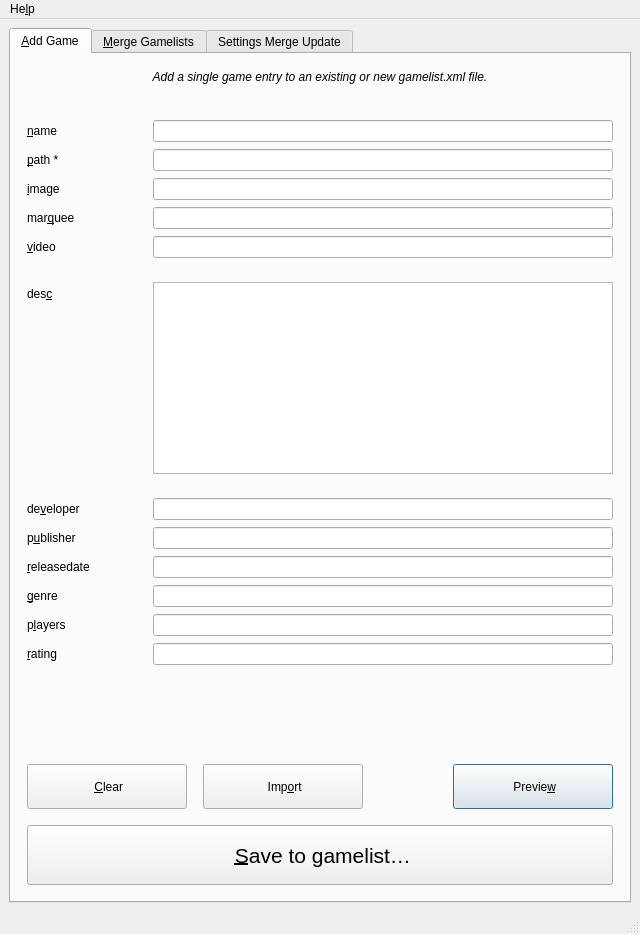
First picture: the form in MainWindow.ui, repository thingsiplay/gamelistaddon, before the edit.
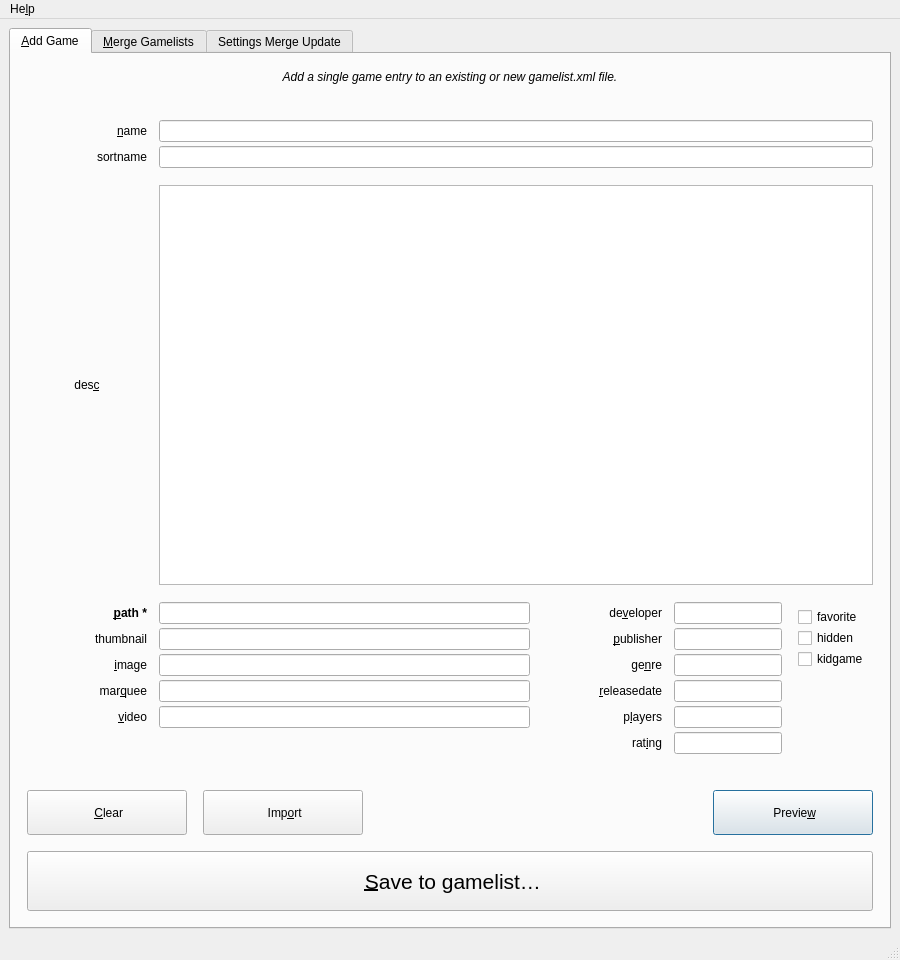
Second picture: the form after the edit. The open tabs and pages were chosen to show the change. Icons and pictures are not drawn.

Commit message: new tags and layout in addgame view

```diff
--- a/MainWindow.ui
+++ b/MainWindow.ui
@@ -7,16 +7,10 @@
    <rect>
     <x>0</x>
     <y>0</y>
-    <width>640</width>
-    <height>934</height>
+    <width>900</width>
+    <height>960</height>
    </rect>
   </property>
-  <property name="minimumSize">
-   <size>
-    <width>640</width>
-    <height>0</height>
-   </size>
-  </property>
   <property name="windowTitle">
    <string>MainWindow</string>
   </property>
@@ -50,228 +44,6 @@
         <property name="bottomMargin">
          <number>16</number>
         </property>
-        <item row="3" column="0">
-         <spacer name="verticalSpacer_5">
-          <property name="orientation">
-           <enum>Qt::Vertical</enum>
-          </property>
-          <property name="sizeType">
-           <enum>QSizePolicy::Fixed</enum>
-          </property>
-          <property name="sizeHint" stdset="0">
-           <size>
-            <width>20</width>
-            <height>10</height>
-           </size>
-          </property>
-         </spacer>
-        </item>
-        <item row="13" column="0">
-         <layout class="QHBoxLayout" name="horizontalLayout_2">
-          <property name="spacing">
-           <number>16</number>
-          </property>
-          <item>
-           <widget class="QPushButton" name="b_new_addgame">
-            <property name="sizePolicy">
-             <sizepolicy hsizetype="Preferred" vsizetype="Fixed">
-              <horstretch>0</horstretch>
-              <verstretch>0</verstretch>
-             </sizepolicy>
-            </property>
-            <property name="minimumSize">
-             <size>
-              <width>160</width>
-              <height>45</height>
-             </size>
-            </property>
-            <property name="cursor">
-             <cursorShape>PointingHandCursor</cursorShape>
-            </property>
-            <property name="toolTip">
-             <string>Clear the entry fields and start all over again.</string>
-            </property>
-            <property name="text">
-             <string> &amp;Clear</string>
-            </property>
-            <property name="icon">
-             <iconset resource="images.qrc">
-              <normaloff>:/Icons/img/delete.svg</normaloff>:/Icons/img/delete.svg</iconset>
-            </property>
-            <property name="iconSize">
-             <size>
-              <width>24</width>
-              <height>24</height>
-             </size>
-            </property>
-           </widget>
-          </item>
-          <item>
-           <widget class="QPushButton" name="b_import_addgame">
-            <property name="sizePolicy">
-             <sizepolicy hsizetype="Preferred" vsizetype="Fixed">
-              <horstretch>0</horstretch>
-              <verstretch>0</verstretch>
-             </sizepolicy>
-            </property>
-            <property name="minimumSize">
-             <size>
-              <width>160</width>
-              <height>45</height>
-             </size>
-            </property>
-            <property name="cursor">
-             <cursorShape>PointingHandCursor</cursorShape>
-            </property>
-            <property name="toolTip">
-             <string>Load up and copy a game entry. Any of the fields above are used as filters.</string>
-            </property>
-            <property name="text">
-             <string> Imp&amp;ort</string>
-            </property>
-            <property name="icon">
-             <iconset resource="images.qrc">
-              <normaloff>:/Icons/img/import.svg</normaloff>:/Icons/img/import.svg</iconset>
-            </property>
-            <property name="iconSize">
-             <size>
-              <width>24</width>
-              <height>24</height>
-             </size>
-            </property>
-           </widget>
-          </item>
-          <item>
-           <spacer name="horizontalSpacer">
-            <property name="orientation">
-             <enum>Qt::Horizontal</enum>
-            </property>
-            <property name="sizeType">
-             <enum>QSizePolicy::Expanding</enum>
-            </property>
-            <property name="sizeHint" stdset="0">
-             <size>
-              <width>40</width>
-              <height>20</height>
-             </size>
-            </property>
-           </spacer>
-          </item>
-          <item>
-           <widget class="QPushButton" name="b_preview_addgame">
-            <property name="sizePolicy">
-             <sizepolicy hsizetype="Preferred" vsizetype="Fixed">
-              <horstretch>0</horstretch>
-              <verstretch>0</verstretch>
-             </sizepolicy>
-            </property>
-            <property name="minimumSize">
-             <size>
-              <width>160</width>
-              <height>45</height>
-             </size>
-            </property>
-            <property name="cursor">
-             <cursorShape>PointingHandCursor</cursorShape>
-            </property>
-            <property name="toolTip">
-             <string>The XML representation of this game entry</string>
-            </property>
-            <property name="text">
-             <string> Previe&amp;w</string>
-            </property>
-            <property name="icon">
-             <iconset resource="images.qrc">
-              <normaloff>:/Icons/img/preview.svg</normaloff>:/Icons/img/preview.svg</iconset>
-            </property>
-            <property name="iconSize">
-             <size>
-              <width>24</width>
-              <height>24</height>
-             </size>
-            </property>
-            <property name="default">
-             <bool>true</bool>
-            </property>
-           </widget>
-          </item>
-         </layout>
-        </item>
-        <item row="6" column="0">
-         <spacer name="verticalSpacer_6">
-          <property name="orientation">
-           <enum>Qt::Vertical</enum>
-          </property>
-          <property name="sizeType">
-           <enum>QSizePolicy::MinimumExpanding</enum>
-          </property>
-          <property name="sizeHint" stdset="0">
-           <size>
-            <width>20</width>
-            <height>10</height>
-           </size>
-          </property>
-         </spacer>
-        </item>
-        <item row="15" column="0">
-         <widget class="QPushButton" name="b_save_addgame">
-          <property name="sizePolicy">
-           <sizepolicy hsizetype="Preferred" vsizetype="Fixed">
-            <horstretch>0</horstretch>
-            <verstretch>0</verstretch>
-           </sizepolicy>
-          </property>
-          <property name="minimumSize">
-           <size>
-            <width>0</width>
-            <height>60</height>
-           </size>
-          </property>
-          <property name="font">
-           <font>
-            <pointsize>16</pointsize>
-           </font>
-          </property>
-          <property name="cursor">
-           <cursorShape>OpenHandCursor</cursorShape>
-          </property>
-          <property name="focusPolicy">
-           <enum>Qt::WheelFocus</enum>
-          </property>
-          <property name="toolTip">
-           <string>Convert to XML game entry and add output to gamelist.xml file.</string>
-          </property>
-          <property name="text">
-           <string> &amp;Save to gamelist…</string>
-          </property>
-          <property name="icon">
-           <iconset resource="images.qrc">
-            <normaloff>:/Icons/img/saveas.svg</normaloff>:/Icons/img/saveas.svg</iconset>
-          </property>
-          <property name="iconSize">
-           <size>
-            <width>32</width>
-            <height>32</height>
-           </size>
-          </property>
-         </widget>
-        </item>
-        <item row="7" column="0">
-         <spacer name="verticalSpacer_3">
-          <property name="orientation">
-           <enum>Qt::Vertical</enum>
-          </property>
-          <property name="sizeType">
-           <enum>QSizePolicy::Maximum</enum>
-          </property>
-          <property name="sizeHint" stdset="0">
-           <size>
-            <width>20</width>
-            <height>30</height>
-           </size>
-          </property>
-         </spacer>
-        </item>
         <item row="4" column="0">
          <spacer name="verticalSpacer_4">
           <property name="orientation">
@@ -289,11 +61,30 @@
          </spacer>
         </item>
         <item row="5" column="0">
-         <layout class="QFormLayout" name="formLayout">
+         <layout class="QGridLayout" name="gridLayout_7">
+          <property name="horizontalSpacing">
+           <number>12</number>
+          </property>
           <property name="verticalSpacing">
-           <number>7</number>
+           <number>4</number>
           </property>
-          <item row="2" column="0">
+          <item row="6" column="0">
+           <widget class="QLabel" name="l_thumbnail">
+            <property name="minimumSize">
+             <size>
+              <width>120</width>
+              <height>0</height>
+             </size>
+            </property>
+            <property name="text">
+             <string>thumbnail</string>
+            </property>
+            <property name="alignment">
+             <set>Qt::AlignRight|Qt::AlignTrailing|Qt::AlignVCenter</set>
+            </property>
+           </widget>
+          </item>
+          <item row="0" column="0">
            <widget class="QLabel" name="l_name">
             <property name="toolTip">
              <string>game title</string>
@@ -301,125 +92,160 @@
             <property name="text">
              <string>&amp;name</string>
             </property>
+            <property name="alignment">
+             <set>Qt::AlignRight|Qt::AlignTrailing|Qt::AlignVCenter</set>
+            </property>
             <property name="buddy">
              <cstring>le_name</cstring>
             </property>
            </widget>
           </item>
-          <item row="2" column="1">
-           <widget class="QLineEdit" name="le_name">
-            <property name="toolTip">
-             <string>game title</string>
-            </property>
-            <property name="clearButtonEnabled">
-             <bool>true</bool>
-            </property>
-           </widget>
-          </item>
-          <item row="3" column="0">
-           <widget class="QLabel" name="l_path">
-            <property name="toolTip">
-             <string>Required: Path to ROM file.</string>
-            </property>
+          <item row="6" column="2">
+           <widget class="QLabel" name="l_publisher">
             <property name="text">
-             <string>&amp;path *</string>
+             <string>&amp;publisher</string>
             </property>
-            <property name="buddy">
-             <cstring>le_path</cstring>
+            <property name="alignment">
+             <set>Qt::AlignRight|Qt::AlignTrailing|Qt::AlignVCenter</set>
             </property>
-           </widget>
-          </item>
-          <item row="3" column="1">
-           <widget class="QLineEdit" name="le_path">
-            <property name="toolTip">
-             <string>Required: Path to ROM file.</string>
-            </property>
-            <property name="clearButtonEnabled">
-             <bool>true</bool>
-            </property>
-           </widget>
-          </item>
-          <item row="4" column="0">
-           <widget class="QLabel" name="l_image">
-            <property name="text">
-             <string>&amp;image</string>
-            </property>
             <property name="buddy">
              <cstring>le_image</cstring>
             </property>
            </widget>
           </item>
-          <item row="4" column="1">
-           <widget class="QLineEdit" name="le_image">
-            <property name="clearButtonEnabled">
-             <bool>true</bool>
-            </property>
-           </widget>
-          </item>
-          <item row="5" column="0">
+          <item row="8" column="0">
            <widget class="QLabel" name="l_marquee">
             <property name="text">
              <string>mar&amp;quee</string>
             </property>
+            <property name="alignment">
+             <set>Qt::AlignRight|Qt::AlignTrailing|Qt::AlignVCenter</set>
+            </property>
             <property name="buddy">
              <cstring>le_marquee</cstring>
             </property>
            </widget>
           </item>
-          <item row="5" column="1">
-           <widget class="QLineEdit" name="le_marquee">
-            <property name="clearButtonEnabled">
-             <bool>true</bool>
-            </property>
-           </widget>
-          </item>
-          <item row="6" column="0">
-           <widget class="QLabel" name="l_video">
-            <property name="text">
-             <string>&amp;video</string>
-            </property>
-            <property name="buddy">
-             <cstring>le_video</cstring>
-            </property>
-           </widget>
-          </item>
           <item row="6" column="1">
-           <widget class="QLineEdit" name="le_video">
+           <widget class="QLineEdit" name="le_thumbnail">
             <property name="clearButtonEnabled">
              <bool>true</bool>
             </property>
            </widget>
           </item>
-          <item row="7" column="0">
-           <spacer name="verticalSpacer_2">
-            <property name="orientation">
-             <enum>Qt::Vertical</enum>
+          <item row="0" column="1" colspan="4">
+           <widget class="QLineEdit" name="le_name">
+            <property name="toolTip">
+             <string>game title</string>
             </property>
-            <property name="sizeType">
-             <enum>QSizePolicy::Maximum</enum>
+            <property name="clearButtonEnabled">
+             <bool>true</bool>
             </property>
-            <property name="sizeHint" stdset="0">
+           </widget>
+          </item>
+          <item row="1" column="0">
+           <widget class="QLabel" name="l_sortname">
+            <property name="minimumSize">
              <size>
-              <width>20</width>
-              <height>10</height>
+              <width>120</width>
+              <height>0</height>
              </size>
             </property>
-           </spacer>
+            <property name="text">
+             <string>sortname</string>
+            </property>
+            <property name="alignment">
+             <set>Qt::AlignRight|Qt::AlignTrailing|Qt::AlignVCenter</set>
+            </property>
+           </widget>
           </item>
-          <item row="8" column="0">
+          <item row="5" column="0">
+           <widget class="QLabel" name="l_path">
+            <property name="font">
+             <font>
+              <weight>75</weight>
+              <bold>true</bold>
+             </font>
+            </property>
+            <property name="toolTip">
+             <string>Required: Path to ROM file.</string>
+            </property>
+            <property name="text">
+             <string>&amp;path *</string>
+            </property>
+            <property name="alignment">
+             <set>Qt::AlignRight|Qt::AlignTrailing|Qt::AlignVCenter</set>
+            </property>
+            <property name="buddy">
+             <cstring>le_path</cstring>
+            </property>
+           </widget>
+          </item>
+          <item row="3" column="1" colspan="4">
+           <widget class="QPlainTextEdit" name="pte_desc"/>
+          </item>
+          <item row="3" column="0">
            <widget class="QLabel" name="l_desc">
             <property name="text">
              <string>des&amp;c</string>
             </property>
+            <property name="alignment">
+             <set>Qt::AlignCenter</set>
+            </property>
             <property name="buddy">
              <cstring>pte_desc</cstring>
             </property>
            </widget>
           </item>
-          <item row="8" column="1">
-           <widget class="QPlainTextEdit" name="pte_desc"/>
+          <item row="9" column="3">
+           <widget class="QLineEdit" name="le_players">
+            <property name="sizePolicy">
+             <sizepolicy hsizetype="Fixed" vsizetype="Fixed">
+              <horstretch>0</horstretch>
+              <verstretch>0</verstretch>
+             </sizepolicy>
+            </property>
+            <property name="clearButtonEnabled">
+             <bool>true</bool>
+            </property>
+           </widget>
           </item>
-          <item row="9" column="0">
+          <item row="10" column="2">
+           <widget class="QLabel" name="l_rating">
+            <property name="toolTip">
+             <string>0.65</string>
+            </property>
+            <property name="text">
+             <string>rat&amp;ing</string>
+            </property>
+            <property name="alignment">
+             <set>Qt::AlignRight|Qt::AlignTrailing|Qt::AlignVCenter</set>
+            </property>
+            <property name="buddy">
+             <cstring>le_rating</cstring>
+            </property>
+           </widget>
+          </item>
+          <item row="10" column="3">
+           <widget class="QLineEdit" name="le_rating">
+            <property name="sizePolicy">
+             <sizepolicy hsizetype="Fixed" vsizetype="Fixed">
+              <horstretch>0</horstretch>
+              <verstretch>0</verstretch>
+             </sizepolicy>
+            </property>
+            <property name="toolTip">
+             <string>0.65</string>
+            </property>
+            <property name="placeholderText">
+             <string/>
+            </property>
+            <property name="clearButtonEnabled">
+             <bool>true</bool>
+            </property>
+           </widget>
+          </item>
+          <item row="2" column="0">
            <spacer name="verticalSpacer">
             <property name="orientation">
              <enum>Qt::Vertical</enum>
@@ -430,46 +256,19 @@
             <property name="sizeHint" stdset="0">
              <size>
               <width>20</width>
-              <height>10</height>
+              <height>13</height>
              </size>
             </property>
            </spacer>
           </item>
-          <item row="10" column="0">
-           <widget class="QLabel" name="l_developer">
-            <property name="text">
-             <string>de&amp;veloper</string>
-            </property>
-            <property name="buddy">
-             <cstring>le_developer</cstring>
-            </property>
-           </widget>
-          </item>
-          <item row="10" column="1">
-           <widget class="QLineEdit" name="le_developer">
+          <item row="1" column="1" colspan="4">
+           <widget class="QLineEdit" name="le_sortname">
             <property name="clearButtonEnabled">
              <bool>true</bool>
             </property>
            </widget>
           </item>
-          <item row="11" column="0">
-           <widget class="QLabel" name="l_publisher">
-            <property name="text">
-             <string>p&amp;ublisher</string>
-            </property>
-            <property name="buddy">
-             <cstring>le_publisher</cstring>
-            </property>
-           </widget>
-          </item>
-          <item row="11" column="1">
-           <widget class="QLineEdit" name="le_publisher">
-            <property name="clearButtonEnabled">
-             <bool>true</bool>
-            </property>
-           </widget>
-          </item>
-          <item row="12" column="0">
+          <item row="8" column="2">
            <widget class="QLabel" name="l_releasedate">
             <property name="sizePolicy">
              <sizepolicy hsizetype="Fixed" vsizetype="Preferred">
@@ -501,73 +300,203 @@
             <property name="text">
              <string>&amp;releasedate</string>
             </property>
+            <property name="alignment">
+             <set>Qt::AlignRight|Qt::AlignTrailing|Qt::AlignVCenter</set>
+            </property>
             <property name="buddy">
              <cstring>le_releasedate</cstring>
             </property>
            </widget>
           </item>
-          <item row="12" column="1">
-           <widget class="QLineEdit" name="le_releasedate">
-            <property name="toolTip">
-             <string>YYYYMMDD</string>
-            </property>
-            <property name="placeholderText">
-             <string/>
-            </property>
-            <property name="clearButtonEnabled">
-             <bool>true</bool>
-            </property>
-           </widget>
-          </item>
-          <item row="13" column="0">
-           <widget class="QLabel" name="l_genre">
+          <item row="9" column="0">
+           <widget class="QLabel" name="l_video">
             <property name="text">
-             <string>&amp;genre</string>
+             <string>&amp;video</string>
+            </property>
+            <property name="alignment">
+             <set>Qt::AlignRight|Qt::AlignTrailing|Qt::AlignVCenter</set>
             </property>
             <property name="buddy">
              <cstring>le_genre</cstring>
             </property>
            </widget>
           </item>
-          <item row="13" column="1">
-           <widget class="QLineEdit" name="le_genre">
+          <item row="9" column="1">
+           <widget class="QLineEdit" name="le_video">
             <property name="clearButtonEnabled">
              <bool>true</bool>
             </property>
            </widget>
           </item>
-          <item row="14" column="0">
+          <item row="9" column="2">
            <widget class="QLabel" name="l_players">
             <property name="text">
              <string>p&amp;layers</string>
             </property>
+            <property name="alignment">
+             <set>Qt::AlignRight|Qt::AlignTrailing|Qt::AlignVCenter</set>
+            </property>
             <property name="buddy">
              <cstring>le_players</cstring>
             </property>
            </widget>
           </item>
-          <item row="14" column="1">
-           <widget class="QLineEdit" name="le_players">
+          <item row="4" column="0">
+           <spacer name="verticalSpacer_2">
+            <property name="orientation">
+             <enum>Qt::Vertical</enum>
+            </property>
+            <property name="sizeType">
+             <enum>QSizePolicy::Maximum</enum>
+            </property>
+            <property name="sizeHint" stdset="0">
+             <size>
+              <width>20</width>
+              <height>13</height>
+             </size>
+            </property>
+           </spacer>
+          </item>
+          <item row="5" column="2">
+           <widget class="QLabel" name="l_developer">
+            <property name="text">
+             <string>de&amp;veloper</string>
+            </property>
+            <property name="alignment">
+             <set>Qt::AlignRight|Qt::AlignTrailing|Qt::AlignVCenter</set>
+            </property>
+            <property name="buddy">
+             <cstring>le_developer</cstring>
+            </property>
+           </widget>
+          </item>
+          <item row="5" column="1">
+           <widget class="QLineEdit" name="le_path">
+            <property name="sizePolicy">
+             <sizepolicy hsizetype="MinimumExpanding" vsizetype="Fixed">
+              <horstretch>0</horstretch>
+              <verstretch>0</verstretch>
+             </sizepolicy>
+            </property>
+            <property name="toolTip">
+             <string>Required: Path to ROM file.</string>
+            </property>
             <property name="clearButtonEnabled">
              <bool>true</bool>
             </property>
            </widget>
           </item>
-          <item row="15" column="0">
-           <widget class="QLabel" name="l_rating">
-            <property name="toolTip">
-             <string>0.65</string>
+          <item row="7" column="2">
+           <widget class="QLabel" name="l_genre">
+            <property name="text">
+             <string>ge&amp;nre</string>
             </property>
+            <property name="alignment">
+             <set>Qt::AlignRight|Qt::AlignTrailing|Qt::AlignVCenter</set>
+            </property>
+            <property name="buddy">
+             <cstring>le_genre</cstring>
+            </property>
+           </widget>
+          </item>
+          <item row="7" column="0">
+           <widget class="QLabel" name="l_image">
             <property name="text">
-             <string>&amp;rating</string>
+             <string>&amp;image</string>
             </property>
+            <property name="alignment">
+             <set>Qt::AlignRight|Qt::AlignTrailing|Qt::AlignVCenter</set>
+            </property>
             <property name="buddy">
              <cstring>le_rating</cstring>
             </property>
            </widget>
           </item>
-          <item row="15" column="1">
-           <widget class="QLineEdit" name="le_rating">
+          <item row="7" column="1">
+           <widget class="QLineEdit" name="le_image">
+            <property name="clearButtonEnabled">
+             <bool>true</bool>
+            </property>
+           </widget>
+          </item>
+          <item row="8" column="1">
+           <widget class="QLineEdit" name="le_marquee">
+            <property name="clearButtonEnabled">
+             <bool>true</bool>
+            </property>
+           </widget>
+          </item>
+          <item row="6" column="3">
+           <widget class="QLineEdit" name="le_publisher">
+            <property name="sizePolicy">
+             <sizepolicy hsizetype="Fixed" vsizetype="Fixed">
+              <horstretch>0</horstretch>
+              <verstretch>0</verstretch>
+             </sizepolicy>
+            </property>
+            <property name="clearButtonEnabled">
+             <bool>true</bool>
+            </property>
+           </widget>
+          </item>
+          <item row="5" column="3">
+           <widget class="QLineEdit" name="le_developer">
+            <property name="sizePolicy">
+             <sizepolicy hsizetype="Fixed" vsizetype="Fixed">
+              <horstretch>0</horstretch>
+              <verstretch>0</verstretch>
+             </sizepolicy>
+            </property>
+            <property name="clearButtonEnabled">
+             <bool>true</bool>
+            </property>
+           </widget>
+          </item>
+          <item row="5" column="4" rowspan="3">
+           <layout class="QVBoxLayout" name="verticalLayout">
+            <property name="leftMargin">
+             <number>4</number>
+            </property>
+            <property name="topMargin">
+             <number>4</number>
+            </property>
+            <property name="rightMargin">
+             <number>4</number>
+            </property>
+            <property name="bottomMargin">
+             <number>4</number>
+            </property>
+            <item>
+             <widget class="QCheckBox" name="cb_favorite">
+              <property name="text">
+               <string>favorite</string>
+              </property>
+             </widget>
+            </item>
+            <item>
+             <widget class="QCheckBox" name="cb_hidden">
+              <property name="text">
+               <string>hidden</string>
+              </property>
+             </widget>
+            </item>
+            <item>
+             <widget class="QCheckBox" name="cb_kidgame">
+              <property name="text">
+               <string>kidgame</string>
+              </property>
+             </widget>
+            </item>
+           </layout>
+          </item>
+          <item row="8" column="3">
+           <widget class="QLineEdit" name="le_releasedate">
+            <property name="sizePolicy">
+             <sizepolicy hsizetype="Fixed" vsizetype="Fixed">
+              <horstretch>0</horstretch>
+              <verstretch>0</verstretch>
+             </sizepolicy>
+            </property>
             <property name="toolTip">
              <string>0.65</string>
             </property>
@@ -579,9 +508,228 @@
             </property>
            </widget>
           </item>
+          <item row="7" column="3">
+           <widget class="QLineEdit" name="le_genre">
+            <property name="sizePolicy">
+             <sizepolicy hsizetype="Fixed" vsizetype="Fixed">
+              <horstretch>0</horstretch>
+              <verstretch>0</verstretch>
+             </sizepolicy>
+            </property>
+            <property name="clearButtonEnabled">
+             <bool>true</bool>
+            </property>
+           </widget>
+          </item>
          </layout>
         </item>
-        <item row="14" column="0">
+        <item row="3" column="0">
+         <spacer name="verticalSpacer_5">
+          <property name="orientation">
+           <enum>Qt::Vertical</enum>
+          </property>
+          <property name="sizeType">
+           <enum>QSizePolicy::Fixed</enum>
+          </property>
+          <property name="sizeHint" stdset="0">
+           <size>
+            <width>20</width>
+            <height>10</height>
+           </size>
+          </property>
+         </spacer>
+        </item>
+        <item row="17" column="0">
+         <widget class="QPushButton" name="b_save_addgame">
+          <property name="sizePolicy">
+           <sizepolicy hsizetype="Preferred" vsizetype="Fixed">
+            <horstretch>0</horstretch>
+            <verstretch>0</verstretch>
+           </sizepolicy>
+          </property>
+          <property name="minimumSize">
+           <size>
+            <width>0</width>
+            <height>60</height>
+           </size>
+          </property>
+          <property name="font">
+           <font>
+            <pointsize>16</pointsize>
+           </font>
+          </property>
+          <property name="cursor">
+           <cursorShape>OpenHandCursor</cursorShape>
+          </property>
+          <property name="focusPolicy">
+           <enum>Qt::WheelFocus</enum>
+          </property>
+          <property name="toolTip">
+           <string>Convert to XML game entry and add output to gamelist.xml file.</string>
+          </property>
+          <property name="text">
+           <string> &amp;Save to gamelist…</string>
+          </property>
+          <property name="icon">
+           <iconset resource="images.qrc">
+            <normaloff>:/Icons/img/saveas.svg</normaloff>:/Icons/img/saveas.svg</iconset>
+          </property>
+          <property name="iconSize">
+           <size>
+            <width>32</width>
+            <height>32</height>
+           </size>
+          </property>
+         </widget>
+        </item>
+        <item row="9" column="0">
+         <spacer name="verticalSpacer_3">
+          <property name="orientation">
+           <enum>Qt::Vertical</enum>
+          </property>
+          <property name="sizeType">
+           <enum>QSizePolicy::Maximum</enum>
+          </property>
+          <property name="sizeHint" stdset="0">
+           <size>
+            <width>20</width>
+            <height>30</height>
+           </size>
+          </property>
+         </spacer>
+        </item>
+        <item row="15" column="0">
+         <layout class="QHBoxLayout" name="horizontalLayout_2">
+          <property name="spacing">
+           <number>16</number>
+          </property>
+          <item>
+           <widget class="QPushButton" name="b_new_addgame">
+            <property name="sizePolicy">
+             <sizepolicy hsizetype="Preferred" vsizetype="Fixed">
+              <horstretch>0</horstretch>
+              <verstretch>0</verstretch>
+             </sizepolicy>
+            </property>
+            <property name="minimumSize">
+             <size>
+              <width>160</width>
+              <height>45</height>
+             </size>
+            </property>
+            <property name="cursor">
+             <cursorShape>PointingHandCursor</cursorShape>
+            </property>
+            <property name="toolTip">
+             <string>Clear the entry fields and start all over again.</string>
+            </property>
+            <property name="text">
+             <string> &amp;Clear</string>
+            </property>
+            <property name="icon">
+             <iconset resource="images.qrc">
+              <normaloff>:/Icons/img/delete.svg</normaloff>:/Icons/img/delete.svg</iconset>
+            </property>
+            <property name="iconSize">
+             <size>
+              <width>24</width>
+              <height>24</height>
+             </size>
+            </property>
+           </widget>
+          </item>
+          <item>
+           <widget class="QPushButton" name="b_import_addgame">
+            <property name="sizePolicy">
+             <sizepolicy hsizetype="Preferred" vsizetype="Fixed">
+              <horstretch>0</horstretch>
+              <verstretch>0</verstretch>
+             </sizepolicy>
+            </property>
+            <property name="minimumSize">
+             <size>
+              <width>160</width>
+              <height>45</height>
+             </size>
+            </property>
+            <property name="cursor">
+             <cursorShape>PointingHandCursor</cursorShape>
+            </property>
+            <property name="toolTip">
+             <string>Load up and copy a game entry. Any of the fields above are used as filters.</string>
+            </property>
+            <property name="text">
+             <string> Imp&amp;ort</string>
+            </property>
+            <property name="icon">
+             <iconset resource="images.qrc">
+              <normaloff>:/Icons/img/import.svg</normaloff>:/Icons/img/import.svg</iconset>
+            </property>
+            <property name="iconSize">
+             <size>
+              <width>24</width>
+              <height>24</height>
+             </size>
+            </property>
+           </widget>
+          </item>
+          <item>
+           <spacer name="horizontalSpacer">
+            <property name="orientation">
+             <enum>Qt::Horizontal</enum>
+            </property>
+            <property name="sizeType">
+             <enum>QSizePolicy::Expanding</enum>
+            </property>
+            <property name="sizeHint" stdset="0">
+             <size>
+              <width>40</width>
+              <height>20</height>
+             </size>
+            </property>
+           </spacer>
+          </item>
+          <item>
+           <widget class="QPushButton" name="b_preview_addgame">
+            <property name="sizePolicy">
+             <sizepolicy hsizetype="Preferred" vsizetype="Fixed">
+              <horstretch>0</horstretch>
+              <verstretch>0</verstretch>
+             </sizepolicy>
+            </property>
+            <property name="minimumSize">
+             <size>
+              <width>160</width>
+              <height>45</height>
+             </size>
+            </property>
+            <property name="cursor">
+             <cursorShape>PointingHandCursor</cursorShape>
+            </property>
+            <property name="toolTip">
+             <string>The XML representation of this game entry</string>
+            </property>
+            <property name="text">
+             <string> Previe&amp;w</string>
+            </property>
+            <property name="icon">
+             <iconset resource="images.qrc">
+              <normaloff>:/Icons/img/preview.svg</normaloff>:/Icons/img/preview.svg</iconset>
+            </property>
+            <property name="iconSize">
+             <size>
+              <width>24</width>
+              <height>24</height>
+             </size>
+            </property>
+            <property name="default">
+             <bool>true</bool>
+            </property>
+           </widget>
+          </item>
+         </layout>
+        </item>
+        <item row="16" column="0">
          <spacer name="verticalSpacer_7">
           <property name="orientation">
            <enum>Qt::Vertical</enum>
@@ -1670,7 +1818,7 @@
     <rect>
      <x>0</x>
      <y>0</y>
-     <width>640</width>
+     <width>900</width>
      <height>26</height>
     </rect>
    </property>
```
Left out of the diff: 10 changed lines with no effect on the pictures. The commit also changes 1 other file.
